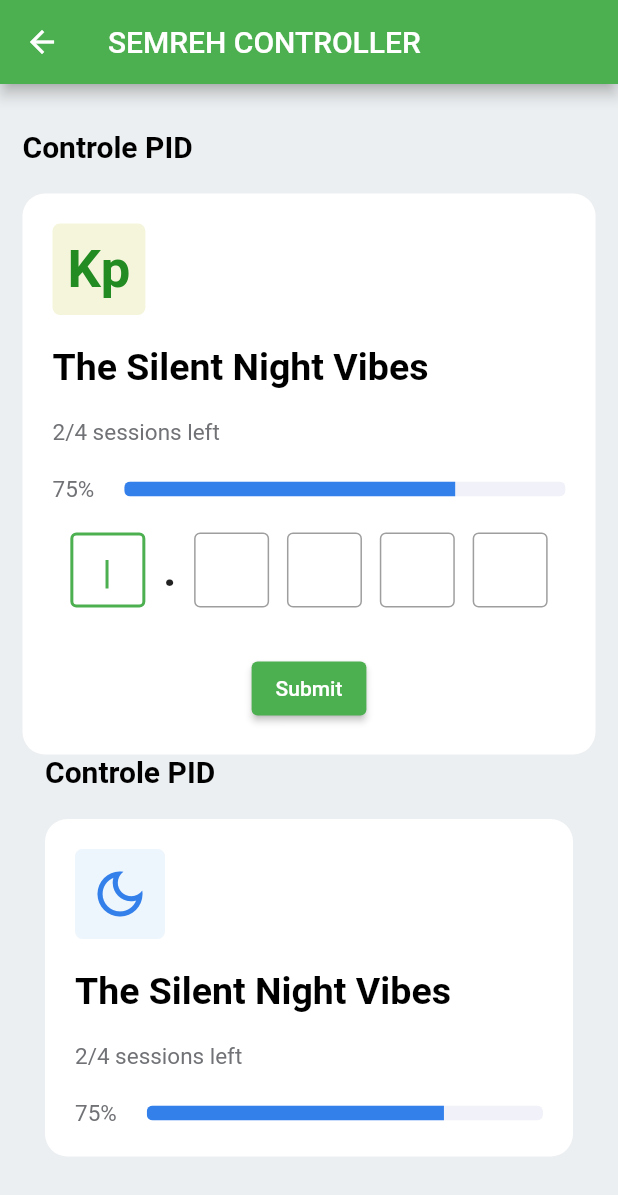
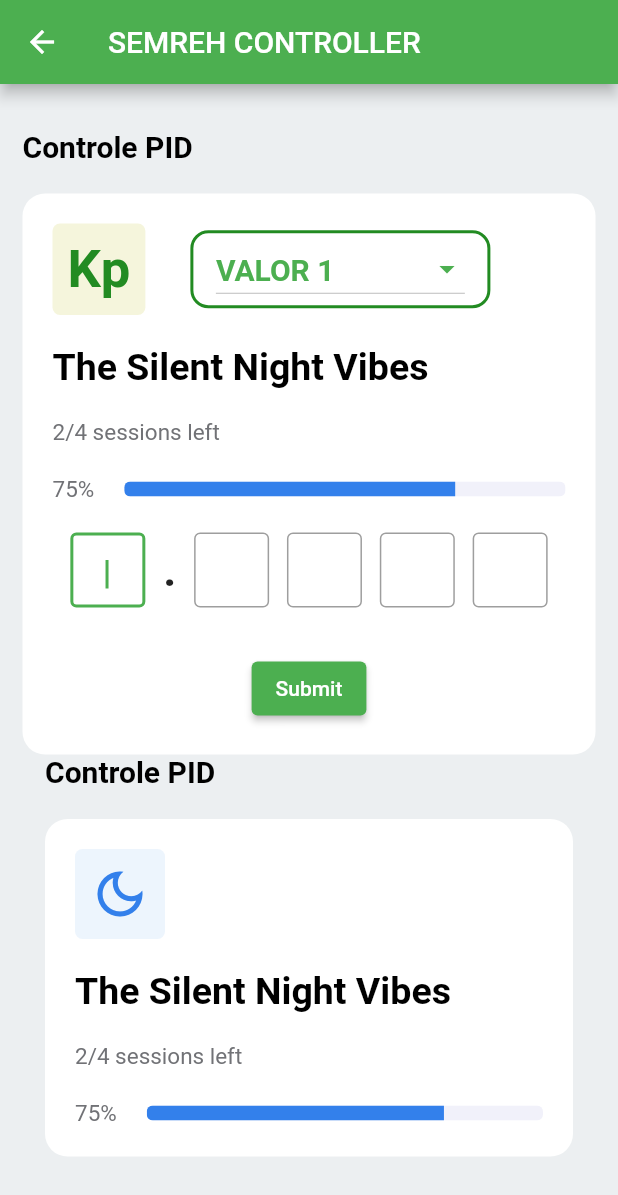
Before and after one commit to Tamandutech/LineFollower_SemReh_App, a Flutter app: the SemrehPage screen opened directly, on a phone screen of 412 x 824 dp. Shown: the top 1195 px of the screen. Run offline on Flutter 3.47's test engine with Material 2 defaults, Android fonts, the phone set to English and light mode, and no system bars; network calls fail.

Commit message:
Implementação do List Spinner Kp

```diff
--- a/lib/secreens/semreh/semreh_page.dart
+++ b/lib/secreens/semreh/semreh_page.dart
@@ -21,9 +21,8 @@ class _SemrehPageState extends State<SemrehPage> {
   // It will be displayed in a Text widget
   String? _otp;
 
-  List<String> values = ['Valor 1', 'Valor 2', 'Valor 3'];
-  String? selectedItem = 'Valor 1';
-  String dropdownValue = 'One';
+  List<String> values = ['VALOR 1', 'VALOR 2', 'VALOR 3'];
+  String? selectedItem = 'VALOR 1';
 
   @override
   Widget build(BuildContext context) {
@@ -66,6 +65,8 @@ class _SemrehPageState extends State<SemrehPage> {
                     child: Column(
                       crossAxisAlignment: CrossAxisAlignment.start,
                       children: [
+                        Row(
+                          children: [
                             Container(
                               decoration: BoxDecoration(
                                   color: colors.Colors.contrastColor,
@@ -78,6 +79,39 @@ class _SemrehPageState extends State<SemrehPage> {
                                     fontSize: 35,
                                     fontWeight: FontWeight.bold),
                               ),
+                            ),
+                            Container(
+                              width: 200,
+                              margin: EdgeInsets.symmetric(horizontal: 30, vertical: 0),
+                              padding: EdgeInsets.symmetric(horizontal: 15, vertical: 0),
+                              decoration: BoxDecoration(
+                                borderRadius: BorderRadius.circular(12),
+                                border: Border.all(color: colors.Colors.primaryColor, width: 2),
+
+                              ),
+                              child: DropdownButton<String>(
+                                borderRadius: BorderRadius.circular(12),
+                                value: selectedItem,
+                                isExpanded: true,
+                                icon: const Icon(Icons.arrow_drop_down, color: Colors.green),
+                                style: const TextStyle(color: Colors.green, fontSize: 20, fontWeight: FontWeight.bold),
+
+                                onChanged: (String? newValue) {
+                                  setState(() {
+                                    selectedItem = newValue!;
+                                  });
+                                },
+                                items: values
+                                    .map<DropdownMenuItem<String>>((String value) {
+                                  return DropdownMenuItem<String>(
+                                    value: value,
+                                    child: Text(value),
+                                  );
+                                }).toList(),
+                              ),
+
+                            ),
+                          ],
                         ),
                         const SizedBox(
                           height: 20,
@@ -168,6 +202,7 @@ class _SemrehPageState extends State<SemrehPage> {
                 ],
               ), // Implement 5 input fields
             ),
+
 
             InProgressSection(),
           ],
```
Lines whose indentation alone changed are shown as unchanged.
